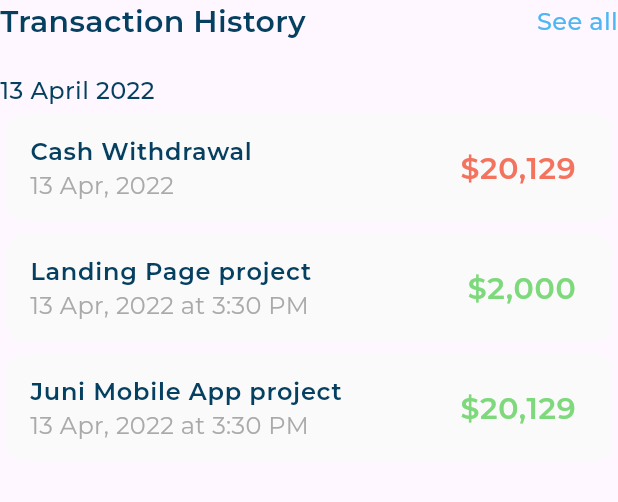
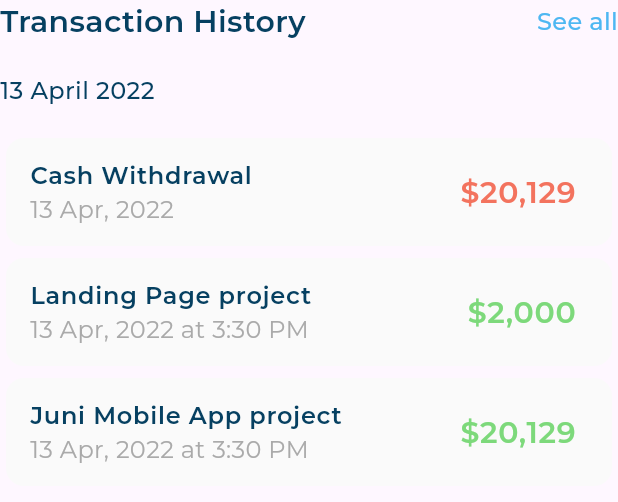
Before and after one commit to MohamedElnegouly/responsive_dash_board, a Flutter app: the TransctionHistory widget shown alone on an empty page, opened directly, on a phone screen of 412 x 824 dp. Shown: the top 502 px of the screen. Run offline on Flutter 3.47's test engine with Material 3 defaults, Android fonts, the phone set to English and light mode, and no system bars; our stand-ins replace expandable_page_view, flutter_svg; project files that could hold a hidden picture were left out.

Commit message:
my card and transction history section done

```diff
--- a/lib/widgets/dashboard_desktop_layout.dart
+++ b/lib/widgets/dashboard_desktop_layout.dart
@@ -1,6 +1,7 @@
 import 'package:flutter/material.dart';
 import 'package:responsive_dash_board/widgets/All_expenses_and_quick_invoice.dart';
 import 'package:responsive_dash_board/widgets/custom_drawer.dart';
+import 'package:responsive_dash_board/widgets/my_cards_and_transction_history_section.dart';
 import 'package:responsive_dash_board/widgets/transction_history.dart';
 
 class DashboardDesktopLayout extends StatelessWidget {
@@ -35,7 +36,7 @@ class DashboardDesktopLayout extends StatelessWidget {
         SizedBox(
           width: 24,
         ),
-        Expanded(child: TransctionHistory()),
+        Expanded(child: MyCardsAndTransctionHistorySection()),
       ],
     );
   }
--- a/lib/widgets/transction_history.dart
+++ b/lib/widgets/transction_history.dart
@@ -32,7 +32,10 @@ class TransctionHistory extends StatelessWidget {
           '13 April 2022',
           style: AppStyles.styleMedium16,
         ),
-        TransctionHistoryListView(),
+        const SizedBox(
+          height: 16,
+        ),
+        const TransctionHistoryListView(),
       ],
     );
   }
```
Also changed, not shown: lib/widgets/my_cards_and_transction_history_section.dart (added, +23 -0 lines).
